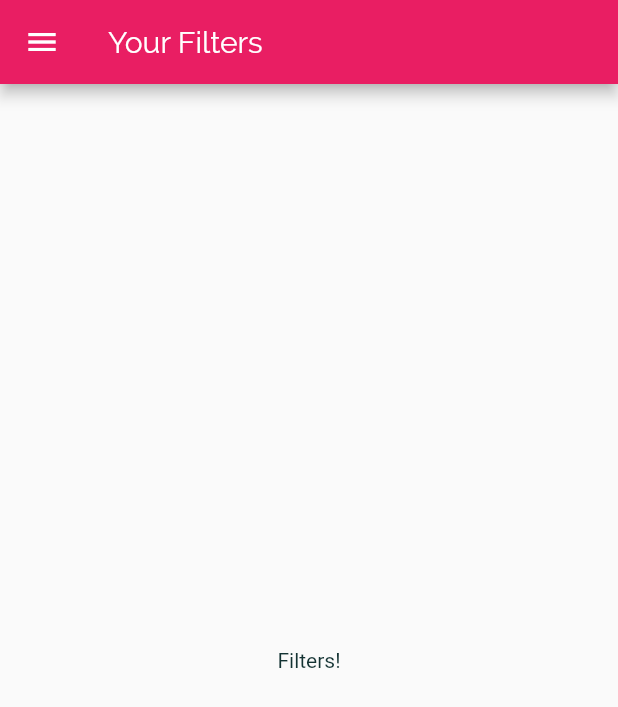
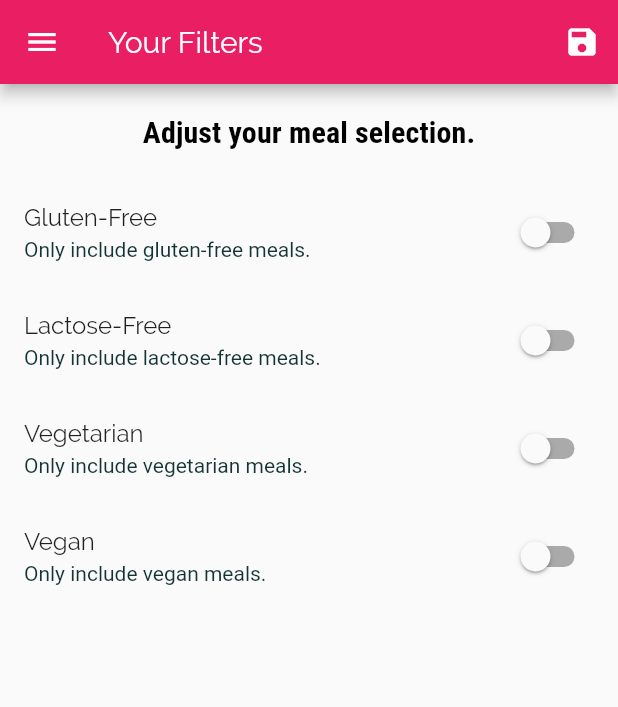
Before and after one commit to fandi-adhitya/meals, a Flutter app: the FiltersScreen screen opened by its route, on a phone screen of 412 x 824 dp. Shown: the top 707 px of the screen. Run offline on Flutter 3.47's test engine with Material 2 defaults, Android fonts, the phone set to English and light mode, and no system bars.

Commit message:
adding filtering

```diff
--- a/lib/main.dart
+++ b/lib/main.dart
@@ -1,17 +1,55 @@
 import 'dart:ui';
 
 import 'package:flutter/material.dart';
+import './dummy_data.dart';
 import './screens/categories_screen.dart';
 import './screens/category_meals_screen.dart';
 import './screens/filter_screen.dart';
 import './screens/meal_detail_screen.dart';
 import './screens/tabs_screen.dart';
+import './models/meal.dart';
 
 void main() {
   runApp(MyApp());
 }
 
-class MyApp extends StatelessWidget {
+class MyApp extends StatefulWidget {
+  @override
+  State<MyApp> createState() => _MyAppState();
+}
+
+class _MyAppState extends State<MyApp> {
+  Map<String, bool> _filters = {
+    'gluten'      : false,
+    'lactose'     : false,
+    'vegan'       : false,
+    'vegetarian'  : false,
+  };
+
+  List<Meal> _availableMeals = DUMMY_MEALS;
+
+  void _setFilters(Map<String, bool> filterData) {
+    setState(() {
+      _filters = filterData;
+
+      _availableMeals = DUMMY_MEALS.where((el) {
+        if(_filters['gluten'] as bool && !el.isGlutenFree) {
+          return false;
+        }
+        if(_filters['lactose'] as bool && !el.isLactoseFree) {
+          return false;
+        }
+        if(_filters['vegan'] as bool && !el.isVegan) {
+          return false;
+        }
+        if(_filters['vegetarian'] as bool && !el.isVegetarian) {
+          return false;
+        }
+        return true;
+      }).toList();
+    });
+  }
+
   final ThemeData theme = ThemeData();
 
   @override
@@ -35,19 +73,19 @@ class MyApp extends StatelessWidget {
               color: Color.fromRGBO(20, 51, 51, 1)
           ),
           titleSmall: const TextStyle(
-             color: Colors.black,
-             fontSize: 20,
-             fontFamily: 'RobotoCondensed',
-             fontWeight: FontWeight.bold
+            color: Colors.black,
+            fontSize: 20,
+            fontFamily: 'RobotoCondensed',
+            fontWeight: FontWeight.bold
           )
         )
       ),
       initialRoute: '/',
       routes : {
         '/' : (ctx) => TabsScreen(),
-        CategoryMealsScreen.routeName : (ctx) => CategoryMealsScreen(),
+        CategoryMealsScreen.routeName : (ctx) => CategoryMealsScreen(_availableMeals),
         MealDetailScreen.routeName : (ctx) => MealDetailScreen(),
-        FiltersScreen.routeName : (ctx) => FiltersScreen()
+        FiltersScreen.routeName : (ctx) => FiltersScreen(_filters, _setFilters)
       },
       onGenerateRoute: (settings) {
         print(settings.arguments);
--- a/lib/screens/category_meals_screen.dart
+++ b/lib/screens/category_meals_screen.dart
@@ -5,6 +5,9 @@ import 'package:mealsapp/widgets/meal_item.dart';
 
 class CategoryMealsScreen extends StatefulWidget {
   static const routeName = '/category-meals';
+  final List<Meal> availableMeals;
+
+  CategoryMealsScreen(this.availableMeals);
 
   @override
   State<CategoryMealsScreen> createState() => _CategoryMealsScreenState();
@@ -17,16 +20,18 @@ class _CategoryMealsScreenState extends State<CategoryMealsScreen> {
 
   @override
   void initState() {
+    print('initState');
     super.initState();
   }
 
   @override
   void didChangeDependencies() {
     if (!_loadedInitData) {
+    print('didChangeDependencies');
       final routeArgs = ModalRoute.of(context)?.settings.arguments as Map<String, String>;
       categoryTitle = routeArgs['title'] as String;
       final categoryId = routeArgs['id'];
-      displayedMeal = DUMMY_MEALS
+      displayedMeal = widget.availableMeals
           .where((element) => element.categories.contains(categoryId))
           .toList();
       _loadedInitData = true;
--- a/lib/screens/filter_screen.dart
+++ b/lib/screens/filter_screen.dart
@@ -1,19 +1,103 @@
 import 'package:flutter/material.dart';
 import '../widgets/main_drawer.dart';
 
-class FiltersScreen extends StatelessWidget {
+class FiltersScreen extends StatefulWidget {
   static const routeName = '/filters';
+  final Function saveFilters;
+  final Map<String, bool> currentFilter;
+
+  FiltersScreen(this.currentFilter, this.saveFilters);
+
+  @override
+  State<FiltersScreen> createState() => _FiltersScreenState();
+}
+
+class _FiltersScreenState extends State<FiltersScreen> {
+  var _glutenFree = false;
+  var _vegetarian = false;
+  var _vegan = false;
+  var _lactoseFree = false;
+
+  @override
+  initState() {
+    _glutenFree = widget.currentFilter['gluten']!;
+    _lactoseFree = widget.currentFilter['lactose']!;
+    _vegetarian = widget.currentFilter['vegetarian']!;
+    _vegan = widget.currentFilter['vegan']!;
+    super.initState();
+  }
+
+  Widget _buildSwitchListTile(String title, String description,
+      bool currentValue, Function(bool) updatedValue) {
+    return SwitchListTile(
+      activeColor: Theme.of(context).colorScheme.secondary,
+      title: Text(title),
+      subtitle: Text(description),
+      value: currentValue,
+      onChanged: updatedValue,
+    );
+  }
 
   @override
   Widget build(BuildContext context) {
     return Scaffold(
-      appBar: AppBar(
-        title: const Text('Your Filters'),
-      ),
-      drawer: MainDrawer(),
-      body: const Center(
-        child: Text('Filters!'),
-      ),
-    );
+        appBar: AppBar(
+          title: const Text('Your Filters'),
+          actions: [
+            IconButton(
+                onPressed: () {
+                  final selectedFilters = {
+                    'gluten': _glutenFree,
+                    'lactose': _lactoseFree,
+                    'vegan': _vegan,
+                    'vegetarian': _vegetarian,
+                  };
+                  widget.saveFilters(selectedFilters);
+                },
+                icon: Icon(Icons.save))
+          ],
+        ),
+        drawer: MainDrawer(),
+        body: Column(
+          children: [
+            Container(
+              padding: EdgeInsets.all(20),
+              child: Text(
+                'Adjust your meal selection.',
+                style: Theme.of(context).textTheme.titleSmall,
+              ),
+            ),
+            Expanded(
+              child: ListView(
+                children: [
+                  _buildSwitchListTile('Gluten-Free',
+                      'Only include gluten-free meals.', _glutenFree, (val) {
+                    setState(() {
+                      _glutenFree = val;
+                    });
+                  }),
+                  _buildSwitchListTile('Lactose-Free',
+                      'Only include lactose-free meals.', _lactoseFree, (val) {
+                    setState(() {
+                      _lactoseFree = val;
+                    });
+                  }),
+                  _buildSwitchListTile('Vegetarian',
+                      'Only include vegetarian meals.', _vegetarian, (val) {
+                    setState(() {
+                      _vegetarian = val;
+                    });
+                  }),
+                  _buildSwitchListTile(
+                      'Vegan', 'Only include vegan meals.', _vegan, (val) {
+                    setState(() {
+                      _vegan = val;
+                    });
+                  }),
+                ],
+              ),
+            )
+          ],
+        ));
   }
 }
```
